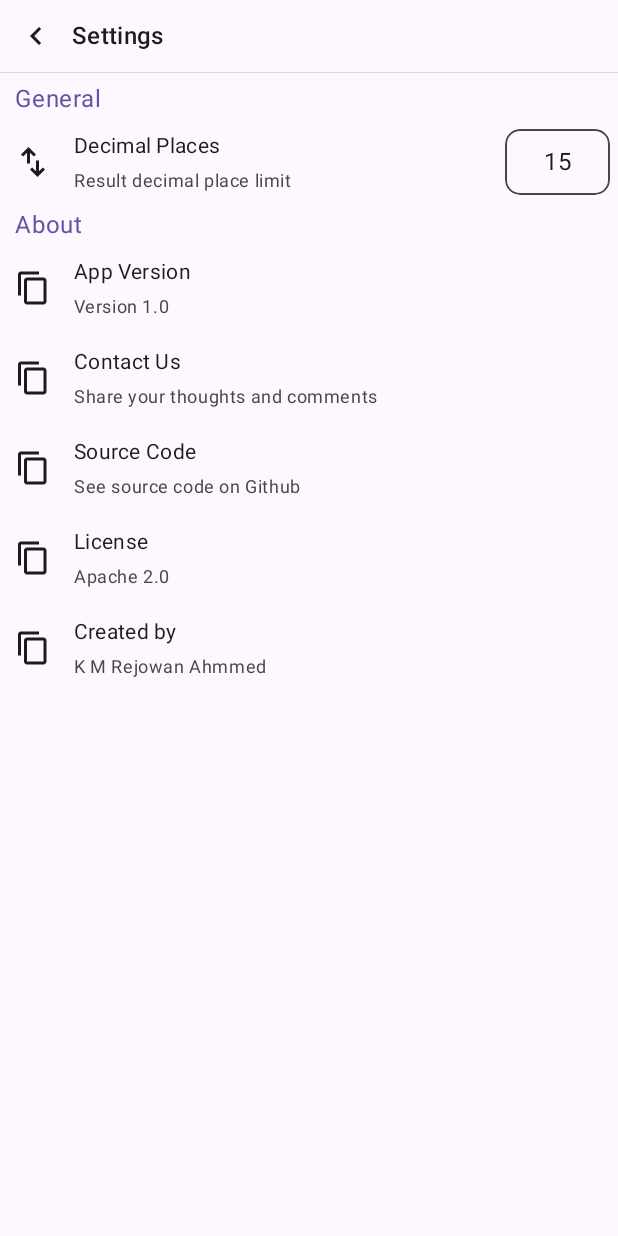
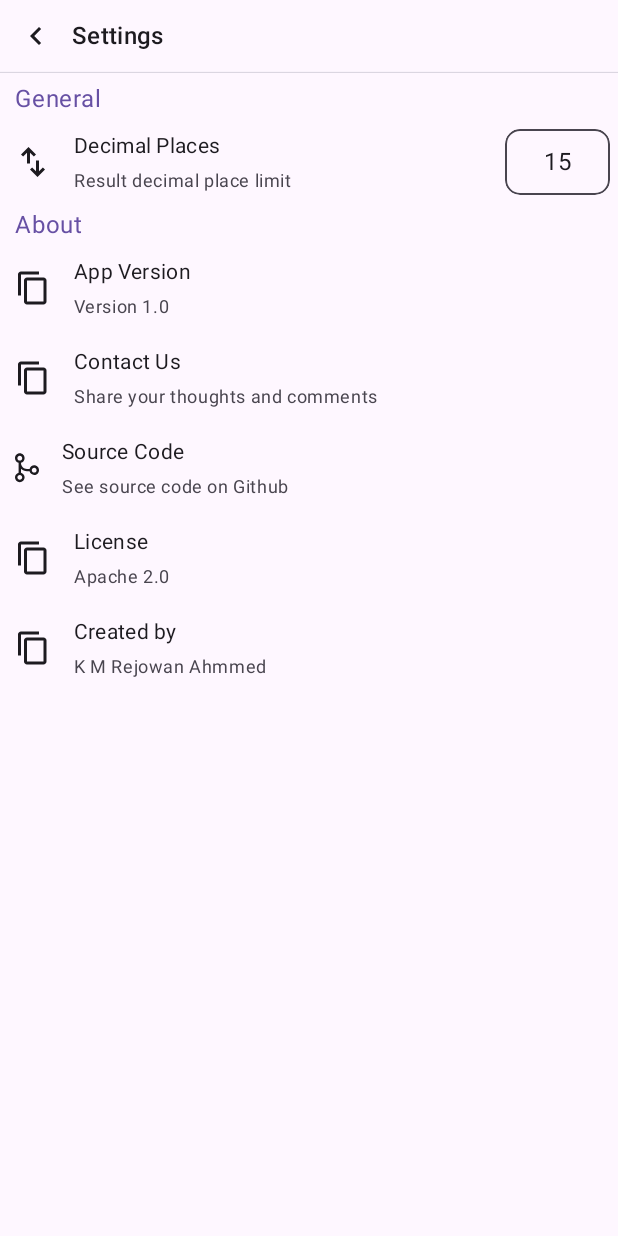
Before and after one commit to ahmmedrejowan/Number-Converter-Compose, an Android app built with Jetpack Compose: the Settings screen opened directly, with no data from a screen before it, on a phone screen of 412 x 824 dp. Run offline under Robolectric (Android 15) with nearby library versions, the phone set to English and light mode, and no system bars; our stand-ins replace livedata-compose.

Commit message:
Settings Changes

```diff
--- a/app/src/main/java/com/rejowan/numberconverter/view/Settings.kt
+++ b/app/src/main/java/com/rejowan/numberconverter/view/Settings.kt
@@ -115,7 +115,7 @@ class Settings : ComponentActivity() {
                 )
 
                 SettingOtherScreen(
-                    icon = painterResource(id = R.drawable.ic_copy),
+                    icon = painterResource(id = R.drawable.ic_pref_v_c_s),
                     title = "Source Code",
                     description = "See source code on Github",
                     onItemClicked = {
--- /dev/null
+++ b/app/src/main/res/drawable/ic_pref_v_c_s.xml
@@ -0,0 +1,9 @@
+<vector xmlns:android="http://schemas.android.com/apk/res/android"
+    android:width="16dp"
+    android:height="21dp"
+    android:viewportWidth="16"
+    android:viewportHeight="21">
+    <path
+        android:fillColor="#FF0000"
+        android:pathData="M12.8 8.9c-1.49 0-2.73 1.02-3.09 2.4H8c-2.2 0-4-1.78-4-3.98V7.19c1.38-0.36 2.4-1.6 2.4-3.09 0-1.77-1.43-3.2-3.2-3.2C1.43 0.9 0 2.33 0 4.1c0 1.49 1.02 2.73 2.4 3.09v6.62C1.02 14.17 0 15.41 0 16.9c0 1.77 1.43 3.2 3.2 3.2 1.77 0 3.2-1.43 3.2-3.2 0-1.49-1.02-2.73-2.4-3.09v-2.6c1.02 1.04 2.43 1.69 4 1.69h1.71c0.36 1.38 1.6 2.4 3.09 2.4 1.77 0 3.2-1.43 3.2-3.2 0-1.77-1.43-3.2-3.2-3.2Zm-8 8c0 0.88-0.72 1.6-1.6 1.6-0.88 0-1.6-0.72-1.6-1.6 0-0.88 0.72-1.6 1.6-1.6 0.88 0 1.6 0.72 1.6 1.6ZM3.2 5.7c-0.88 0-1.6-0.72-1.6-1.6 0-0.88 0.72-1.6 1.6-1.6 0.88 0 1.6 0.72 1.6 1.6 0 0.88-0.72 1.6-1.6 1.6Zm9.6 8c-0.88 0-1.6-0.72-1.6-1.6 0-0.88 0.72-1.6 1.6-1.6 0.88 0 1.6 0.72 1.6 1.6 0 0.88-0.72 1.6-1.6 1.6Z"/>
+</vector>
```
